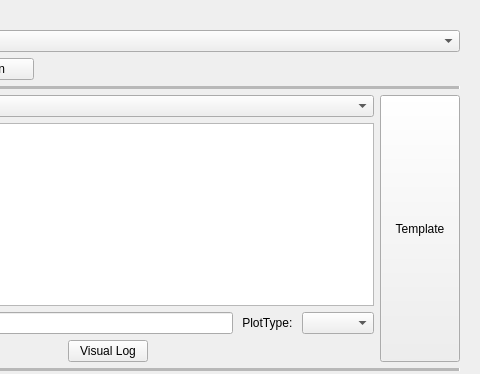
Qt form src/PluginsPy/MainUI.ui (FolderLevel/PluginsPy) before a commit; both pictures show x 491 to 971 and y 0 to 374 of the 971 by 600 pixel window.
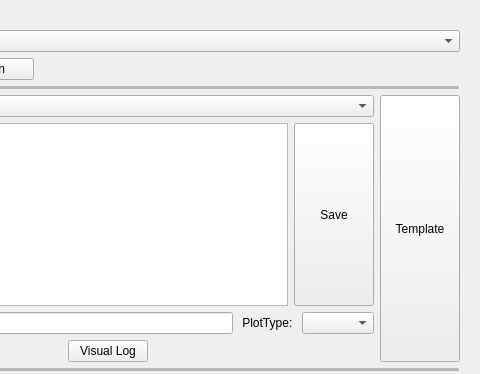
The same form after that commit.

Commit message: modify regex template

Patch:
```diff
--- a/src/PluginsPy/MainUI.ui
+++ b/src/PluginsPy/MainUI.ui
@@ -106,6 +106,19 @@
            <item>
             <widget class="QPlainTextEdit" name="PSRegexPlainTextEdit"/>
            </item>
+           <item>
+            <widget class="QPushButton" name="PSRegexSavePushButton">
+             <property name="sizePolicy">
+              <sizepolicy hsizetype="Minimum" vsizetype="Preferred">
+               <horstretch>0</horstretch>
+               <verstretch>0</verstretch>
+              </sizepolicy>
+             </property>
+             <property name="text">
+              <string>Save</string>
+             </property>
+            </widget>
+           </item>
           </layout>
          </item>
          <item>
```
The commit also changes 4 other files.
